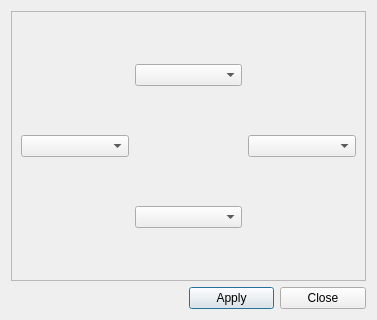
pars-linux/uludag, file staj-projeleri/sinerji/sinerjigui.ui: the form before one commit.
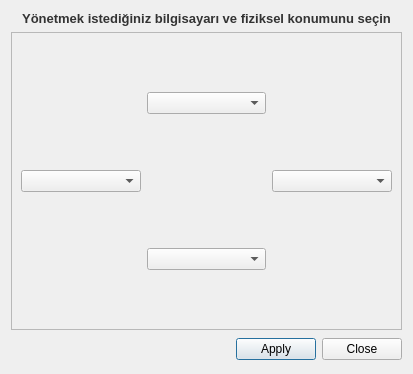
The form after the commit. Icons and pictures are not drawn.

Commit message: Add text label to gui, fixes some minor bugs

Patch:
```diff
--- a/staj-projeleri/sinerji/sinerjigui.ui
+++ b/staj-projeleri/sinerji/sinerjigui.ui
@@ -5,15 +5,44 @@
    <rect>
     <x>0</x>
     <y>0</y>
-    <width>377</width>
-    <height>320</height>
+    <width>413</width>
+    <height>374</height>
    </rect>
   </property>
   <property name="windowTitle" >
    <string>Sinerji</string>
   </property>
   <layout class="QGridLayout" name="gridLayout_2" >
-   <item row="0" column="0" colspan="4" >
+   <item row="0" column="0" >
+    <widget class="QLabel" name="label" >
+     <property name="sizePolicy" >
+      <sizepolicy vsizetype="Fixed" hsizetype="Preferred" >
+       <horstretch>0</horstretch>
+       <verstretch>0</verstretch>
+      </sizepolicy>
+     </property>
+     <property name="maximumSize" >
+      <size>
+       <width>16777215</width>
+       <height>16777215</height>
+      </size>
+     </property>
+     <property name="text" >
+      <string>&lt;!DOCTYPE HTML PUBLIC "-//W3C//DTD HTML 4.0//EN" "http://www.w3.org/TR/REC-html40/strict.dtd">
+&lt;html>&lt;head>&lt;meta name="qrichtext" content="1" />&lt;style type="text/css">
+p, li { white-space: pre-wrap; }
+&lt;/style>&lt;/head>&lt;body style=" font-family:'Sans Serif'; font-size:10pt; font-weight:400; font-style:normal;">
+&lt;p style=" margin-top:0px; margin-bottom:0px; margin-left:0px; margin-right:0px; -qt-block-indent:0; text-indent:0px;">&lt;span style=" font-weight:600; color:#333333;">Yönetmek istediğiniz bilgisayarı ve fiziksel konumunu seçin&lt;/span>&lt;/p>&lt;/body>&lt;/html></string>
+     </property>
+     <property name="scaledContents" >
+      <bool>false</bool>
+     </property>
+     <property name="alignment" >
+      <set>Qt::AlignCenter</set>
+     </property>
+    </widget>
+   </item>
+   <item row="1" column="0" >
     <widget class="QFrame" name="frame" >
      <property name="frameShape" >
       <enum>QFrame::StyledPanel</enum>
@@ -50,20 +79,22 @@
      </layout>
     </widget>
    </item>
-   <item row="1" column="0" colspan="2" >
+   <item row="2" column="0" >
+    <layout class="QHBoxLayout" name="horizontalLayout" >
+     <item>
     <spacer name="horizontalSpacer" >
      <property name="orientation" >
       <enum>Qt::Horizontal</enum>
      </property>
      <property name="sizeHint" stdset="0" >
       <size>
-       <width>40</width>
-       <height>20</height>
+         <width>189</width>
+         <height>27</height>
       </size>
      </property>
     </spacer>
    </item>
-   <item row="1" column="2" >
+     <item>
     <widget class="QPushButton" name="applyButton" >
      <property name="text" >
       <string>Apply</string>
@@ -74,7 +105,7 @@
      </property>
     </widget>
    </item>
-   <item row="1" column="3" >
+     <item>
     <widget class="QPushButton" name="closeButton" >
      <property name="text" >
       <string>Close</string>
@@ -84,6 +115,8 @@
        <normaloff>images/buttonCancel.png</normaloff>images/buttonCancel.png</iconset>
      </property>
     </widget>
+     </item>
+    </layout>
    </item>
   </layout>
  </widget>
```
Lines whose indentation alone changed are shown as unchanged. The commit also changes 2 other files.
